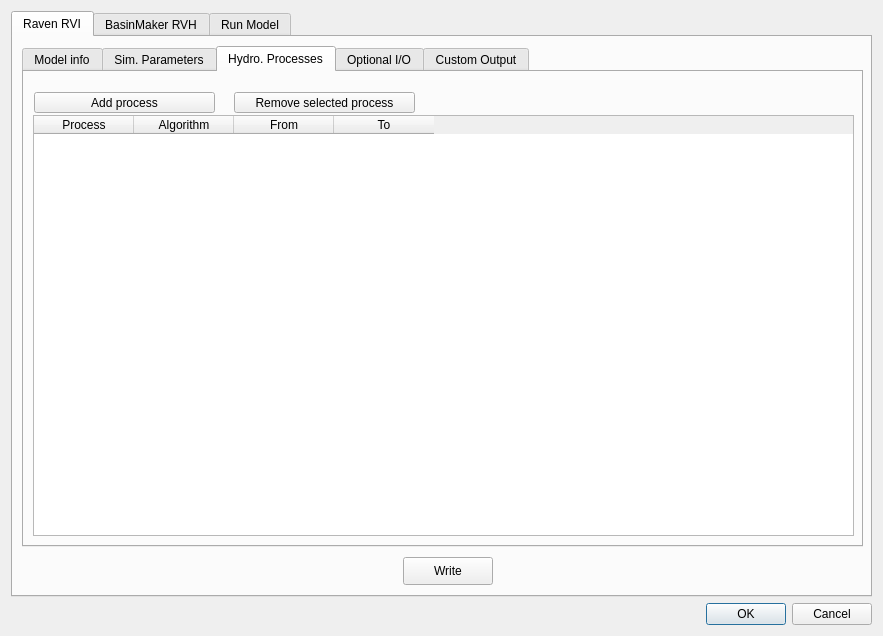
This is qraven/qraven_dialog_base.ui in Scriptbash/QRaven as Qt 5 draws it before an edit. The edited form follows.
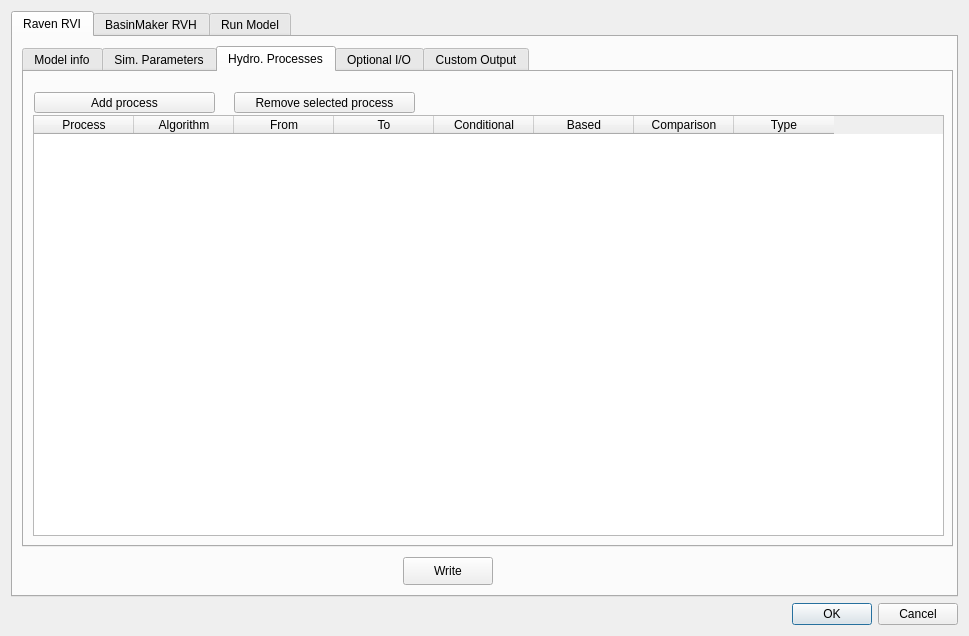
This is the edited form. The open tabs and pages were chosen to show the change. Custom widgets are drawn as their Qt base class.

The edit to the form file:
```diff
--- a/qraven/qraven_dialog_base.ui
+++ b/qraven/qraven_dialog_base.ui
@@ -6,7 +6,7 @@
    <rect>
     <x>0</x>
     <y>0</y>
-    <width>883</width>
+    <width>969</width>
     <height>636</height>
    </rect>
   </property>
@@ -37,7 +37,7 @@
         <rect>
          <x>9</x>
          <y>9</y>
-         <width>841</width>
+         <width>931</width>
          <height>501</height>
         </rect>
        </property>
@@ -1270,7 +1270,7 @@
           <rect>
            <x>9</x>
            <y>43</y>
-           <width>821</width>
+           <width>911</width>
            <height>421</height>
           </rect>
          </property>
@@ -1281,7 +1281,7 @@
           <number>0</number>
          </property>
          <property name="columnCount">
-          <number>4</number>
+          <number>8</number>
          </property>
          <attribute name="horizontalHeaderCascadingSectionResizes">
           <bool>false</bool>
@@ -1309,6 +1309,26 @@
            <string>To</string>
           </property>
          </column>
+         <column>
+          <property name="text">
+           <string>Conditional</string>
+          </property>
+         </column>
+         <column>
+          <property name="text">
+           <string>Based</string>
+          </property>
+         </column>
+         <column>
+          <property name="text">
+           <string>Comparison</string>
+          </property>
+         </column>
+         <column>
+          <property name="text">
+           <string>Type</string>
+          </property>
+         </column>
         </widget>
         <widget class="QPushButton" name="btn_addhydroproc">
          <property name="geometry">
```
Left out of the diff: 5 changed lines with no effect on the pictures.
